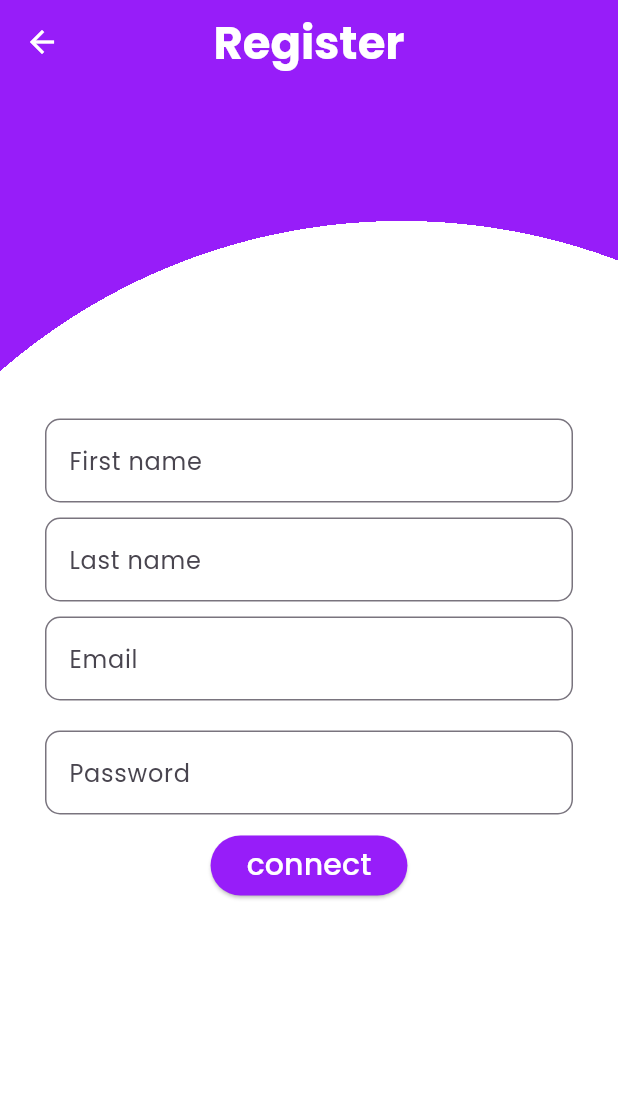
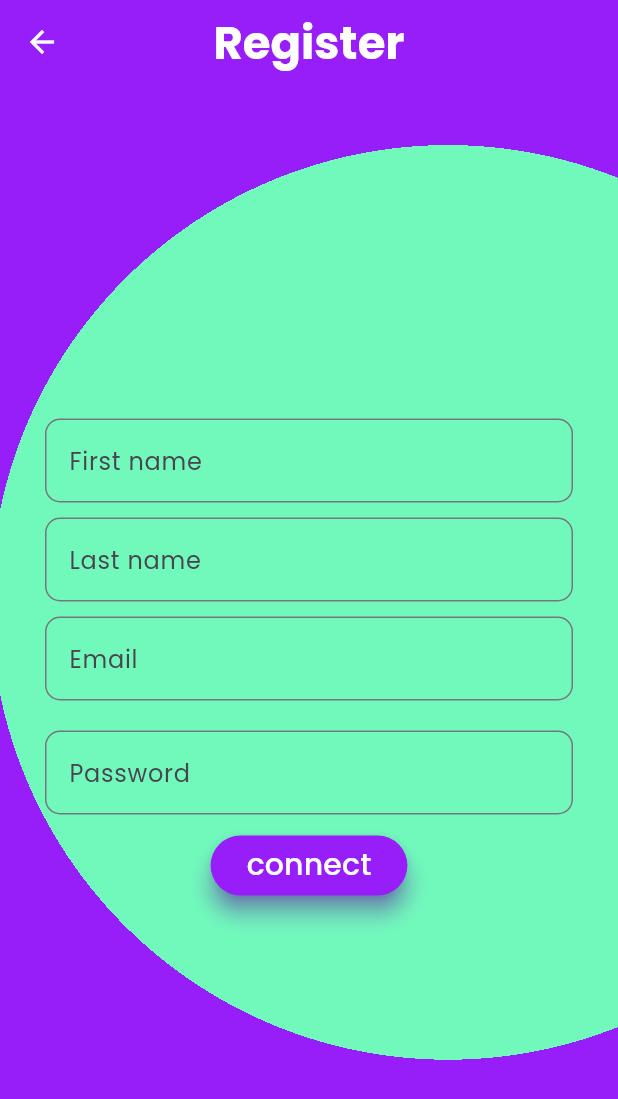
Before and after one commit to MD-DILDAR-MANDAL/e_commerce_app, a Flutter app: the screen it shows after launch, after a tap on "Login", after a tap on "Don't have an account?", on a phone screen of 412 x 824 dp. Shown: the top 1099 px of the screen. Run offline on Flutter 3.47's test engine with Material 3 defaults, Android fonts, the phone set to English and light mode, and no system bars; our stand-ins replace carousel_slider, flutter_dotenv, flutter_map, geocoding, geolocator, google_fonts and 3 more; missing offline and left inert: razorpay_flutter; accounts and stored records are empty; network calls fail.

Commit message:
ui: login and register

```diff
--- a/lib/global_colors.dart
+++ b/lib/global_colors.dart
@@ -6,3 +6,4 @@ Color favColor = Colors.white;
 Color greyBackground = const Color.fromARGB(255, 226, 226, 226);
 Color textColor = Colors.grey[800]!;
 Color gold = Colors.amber;
+Color triad3 = Color(0xFF71F9BC);
--- a/lib/pages/cart/checkout_screen.dart
+++ b/lib/pages/cart/checkout_screen.dart
@@ -266,7 +266,7 @@ class _CheckoutScreenState extends State<CheckoutScreen> {
   ) {
     var options = {
       'key': dotenv.env['razorpay_key_id'],
-      'amount': amount.toInt(),
+      'amount': (amount * 100).toInt(),
       'name': 'Ecommerce Store',
       'description': 'Order Payment',
       //'order_id': '',
--- a/lib/pages/login/login_page.dart
+++ b/lib/pages/login/login_page.dart
@@ -51,6 +51,7 @@ class _LoginPageState extends State<LoginPage> {
     final authService = Provider.of<AuthService>(context);
 
     return Scaffold(
+      resizeToAvoidBottomInset: false,
       appBar: AppBar(
         title: Text(
           "Login",
@@ -64,10 +65,10 @@ class _LoginPageState extends State<LoginPage> {
       body: Container(
         decoration: BoxDecoration(
           gradient: RadialGradient(
-            center: Alignment(-0.3, 0.3),
+            center: Alignment(-0.5, -0.1),
             radius: 1,
-            colors: <Color>[Colors.white, primary],
-            stops: <double>[0.9, 0.7],
+            colors: <Color>[triad3, primary],
+            stops: <double>[0.74, 0.5],
           ),
         ),
         child: Form(
@@ -125,8 +126,10 @@ class _LoginPageState extends State<LoginPage> {
                   ? CircularProgressIndicator()
                   : ElevatedButton(
                       style: ElevatedButton.styleFrom(
+                        shadowColor: primary,
                         backgroundColor: secondary,
                         foregroundColor: Colors.white,
+                        elevation: 6,
                       ),
                       onPressed: () async {
                         FocusScope.of(context).unfocus();
@@ -193,7 +196,10 @@ class _LoginPageState extends State<LoginPage> {
                   FocusScope.of(context).unfocus();
                   Navigator.pushNamed(context, RouteManager.registerPage);
                 },
-                child: Text("Don't have an account?"),
+                child: Text(
+                  "Don't have an account?",
+                  style: TextStyle(fontWeight: FontWeight.bold),
+                ),
               ),
             ],
           ),
--- a/lib/pages/login/register_page.dart
+++ b/lib/pages/login/register_page.dart
@@ -35,6 +35,7 @@ class _RegisterPageState extends State<RegisterPage> {
     final auth = Provider.of<AuthService>(context);
 
     return Scaffold(
+      resizeToAvoidBottomInset: false,
       appBar: AppBar(
         title: Text(
           "Register",
@@ -47,13 +48,13 @@ class _RegisterPageState extends State<RegisterPage> {
       body: Container(
         decoration: BoxDecoration(
           gradient: RadialGradient(
-            center: Alignment(0.3, 0.3), // near the top right
-            radius: 1.1,
+            center: Alignment(0.45, -0.1), // near the top right
+            radius: 1,
             colors: <Color>[
-              Colors.white, // yellow sun
+              triad3, // yellow sun
               secondary, // blue sky
             ],
-            stops: <double>[0.9, 0.7],
+            stops: <double>[0.74, 0.5],
           ),
         ),
 
@@ -157,7 +158,10 @@ class _RegisterPageState extends State<RegisterPage> {
                       style: ElevatedButton.styleFrom(
                         foregroundColor: Colors.white,
                         backgroundColor: secondary,
+                        shadowColor: primary,
+                        elevation: 6,
                       ),
+
                       onPressed: () async {
                         FocusScope.of(context).unfocus();
                         final isValid = _formkey.currentState!.validate();
```
